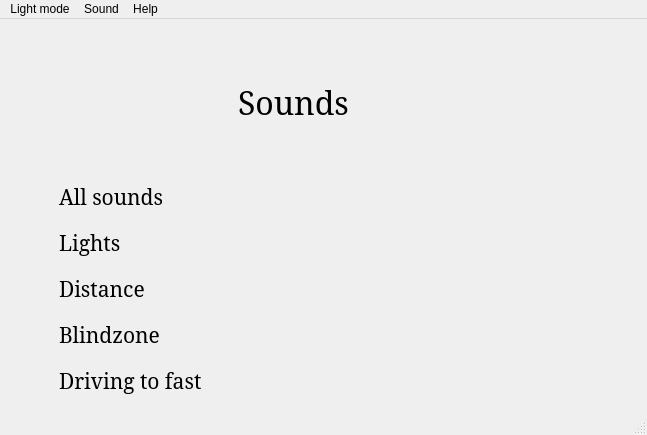
Before: the Qt Designer form GUI/sounds.ui in kaisabr/tdt4140DevelopmentTeam3, drawn with Qt 5.
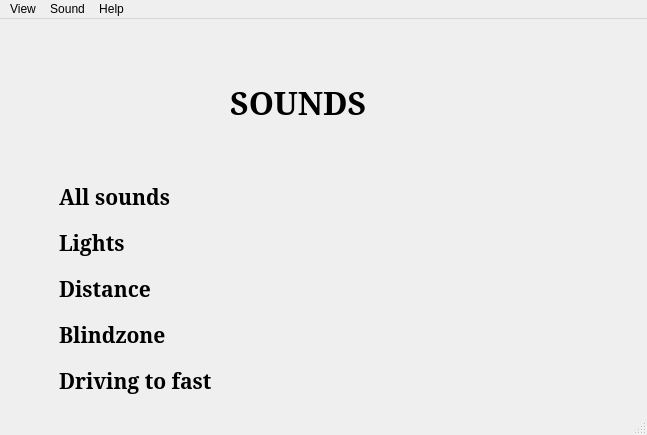
After: the same form once the commit is applied. Custom widgets are drawn as their Qt base class.

Commit message: Ny sounds_ui.py fil lastet opp

```diff
--- a/GUI/sounds.ui
+++ b/GUI/sounds.ui
@@ -29,10 +29,12 @@
          <font>
           <family>Garamond</family>
           <pointsize>24</pointsize>
+          <weight>75</weight>
+          <bold>true</bold>
          </font>
         </property>
         <property name="text">
-         <string>Sounds </string>
+         <string>SOUNDS</string>
         </property>
        </widget>
       </item>
@@ -59,6 +61,8 @@
            <font>
             <family>Garamond</family>
             <pointsize>16</pointsize>
+            <weight>75</weight>
+            <bold>true</bold>
            </font>
           </property>
           <property name="text">
@@ -75,6 +79,8 @@
            <font>
             <family>Garamond</family>
             <pointsize>16</pointsize>
+            <weight>75</weight>
+            <bold>true</bold>
            </font>
           </property>
           <property name="text">
@@ -91,6 +97,8 @@
            <font>
             <family>Garamond</family>
             <pointsize>16</pointsize>
+            <weight>75</weight>
+            <bold>true</bold>
            </font>
           </property>
           <property name="text">
@@ -107,6 +115,8 @@
            <font>
             <family>Garamond</family>
             <pointsize>16</pointsize>
+            <weight>75</weight>
+            <bold>true</bold>
            </font>
           </property>
           <property name="text">
@@ -123,6 +133,8 @@
            <font>
             <family>Garamond</family>
             <pointsize>16</pointsize>
+            <weight>75</weight>
+            <bold>true</bold>
            </font>
           </property>
           <property name="text">
@@ -150,7 +162,7 @@
    </property>
    <widget class="QMenu" name="menuLight_mode">
     <property name="title">
-     <string>Light mode</string>
+     <string>View</string>
     </property>
     <addaction name="actionSpeed_and_distance"/>
     <addaction name="actionRecent_messages"/>
```
Left out of the diff: 8 changed lines with no effect on the pictures. The commit also changes 1 other file.
